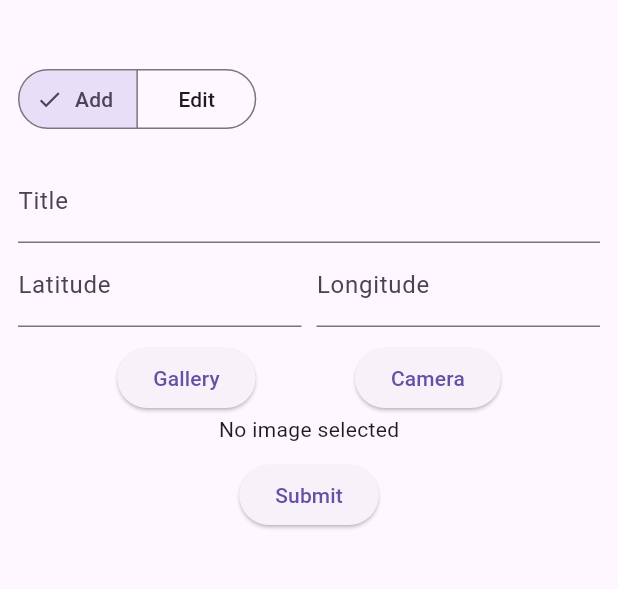
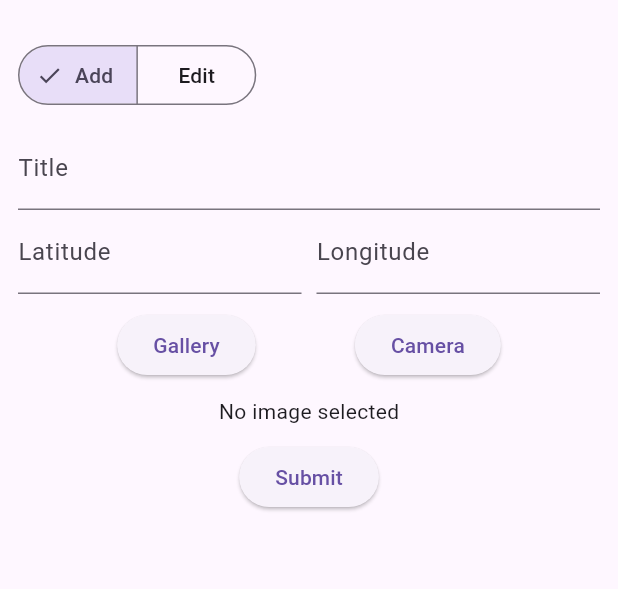
Before and after one commit to NaiveInvestigator/midterm_app, a Flutter app: the screen it shows after launch, in the side drawer, after a tap on "Entity Form", on a phone screen of 412 x 824 dp, the part 63-652 px from its top. Run offline on Flutter 3.47's test engine with Material 3 defaults, Android fonts, the phone set to English and light mode, and no system bars; our stand-ins replace flutter_map, image_picker, latlong2; network calls fail.

Commit message:
fourth commit

```diff
--- a/lib/pages/entity_form_screen.dart
+++ b/lib/pages/entity_form_screen.dart
@@ -162,7 +162,7 @@ class _EntityFormScreenState extends State<EntityFormScreen> {
           child: Column(
             children: [
               // Mode Selector
-              SizedBox(height: 16),
+              // SizedBox(height: 10),
               Row(
                 // mainAxisAlignment: MainAxisAlignment.center,
                 children: [
@@ -186,7 +186,7 @@ class _EntityFormScreenState extends State<EntityFormScreen> {
                   ),
                 ],
               ),
-              SizedBox(height: 16),
+              SizedBox(height: 10),
               if (_selectedMode == FormMode.edit)
                 TextField(
                   controller: _idController,
@@ -235,6 +235,7 @@ class _EntityFormScreenState extends State<EntityFormScreen> {
                   ),
                 ],
               ),
+              SizedBox(height: 10),
               _imageFile != null
                   ? Image.file(_imageFile!, height: 150)
                   : Text('No image selected'),
```
Also changed, not shown: 1 other file.
